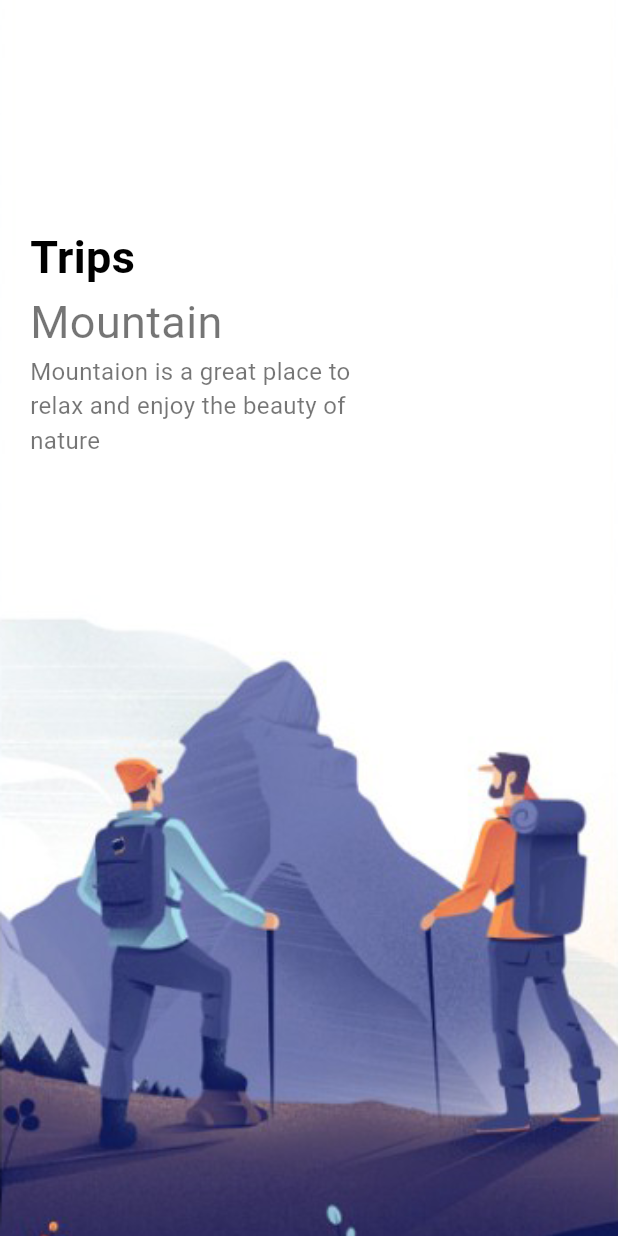
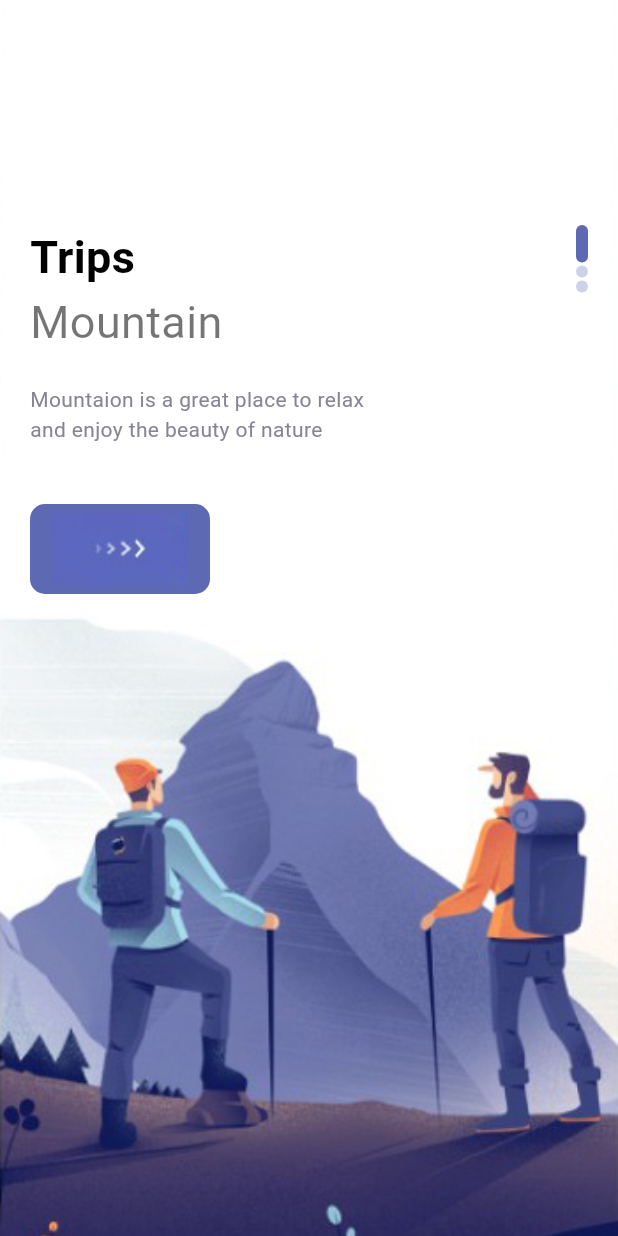
Before and after one commit to Yash-Gupta001/travel_app, a Flutter app: the screen it shows after launch, on a phone screen of 412 x 824 dp. Run offline on Flutter 3.47's test engine with Material 3 defaults, Android fonts, the phone set to English and light mode, and no system bars.

Commit message:
navbar and home ui designed

```diff
--- /dev/null
+++ b/lib/misc/colors.dart
@@ -0,0 +1,11 @@
+import 'package:flutter/cupertino.dart';
+
+class AppColors{
+  static final Color textColor1 = Color(0xFF989acd);
+  static final Color textColor2 = Color(0xFF878593);
+  static final Color bigTextColor = Color(0xFF2e2e31);
+  static final Color mainColor = Color(0xFF5d69b3);
+  static final Color starColor = Color(0xFFe7bb4e);
+  static final Color mainTextColor = Color(0xFFabadad);
+  static final Color buttonBackground = Color(0xFFf1f1f9);
+}
--- a/lib/pages/welcome_page.dart
+++ b/lib/pages/welcome_page.dart
@@ -1,6 +1,8 @@
 import 'package:flutter/material.dart';
+import 'package:travel_app/misc/colors.dart';
 import 'package:travel_app/widgets/app_large_text.dart';
 import 'package:travel_app/widgets/app_text.dart';
+import 'package:travel_app/widgets/responsive_button.dart';
 
 class WelcomePage extends StatefulWidget {
   const WelcomePage({super.key});
@@ -15,6 +17,10 @@ class _WelcomePageState extends State<WelcomePage> {
     'welcome-two.png',
     'welcome-three.png'
     ];
+
+  // List text = [
+  //   ...
+  // ];
   @override
   Widget build(BuildContext context) {
     return Scaffold(
@@ -38,30 +44,51 @@ class _WelcomePageState extends State<WelcomePage> {
               child: Container(
                 margin: const EdgeInsets.only(top: 150, left: 20, right: 20),
                 child: Row(
+                  mainAxisAlignment: MainAxisAlignment.spaceBetween,
                   children: [
                     Column(
                       crossAxisAlignment: CrossAxisAlignment.start,
                       children: [
 
                         AppLargeText(
-                          text: 'Trips',
+                          text: "Trips",
+                          // text[index],
                         ),
 
                         AppText(text: 'Mountain',
                         size: 30,),
+                        SizedBox(height: 20,),
 
                         Container(
                           width: 250,
                           child: AppText(
                             text: 'Mountaion is a great place to relax and enjoy the beauty of nature',
-                            // color: AppColors.,
+                             color: AppColors.textColor2,
+                             size: 14,
                           ),
                         ),
 
+                        SizedBox(height: 40,),
 
+                        ResponsiveButton(
+                          width: 120,
+                        ),
+                      ],
+                    ),
 
+                    Column(
+                      children: List.generate(3, (indexDots){
+                          return Container(
+                            margin: const EdgeInsets.only(bottom: 2),
+                            width: 8,
+                            height: index == indexDots ? 25 : 8,
+                            decoration: BoxDecoration(
+                              color: index == indexDots ? AppColors.mainColor : AppColors.mainColor.withOpacity(0.3),
+                              borderRadius: BorderRadius.circular(8)
+                            ),
+                          );
+                        }),
 
-                      ],
                     )
                   ]
                 ),
--- /dev/null
+++ b/lib/widgets/responsive_button.dart
@@ -0,0 +1,30 @@
+import 'package:flutter/material.dart';
+import 'package:travel_app/misc/colors.dart';
+
+class ResponsiveButton extends StatelessWidget {
+  bool? isResponsive;
+  double? width;
+  ResponsiveButton({Key?  key,
+  this.isResponsive = false,
+  this.width }) : super(key: key);
+
+  @override
+  Widget build(BuildContext context) {
+    return Container(
+      width: width,
+      height: 60,
+      decoration: BoxDecoration(
+        color: AppColors.mainColor,
+        borderRadius: BorderRadius.circular(10),
+      ),
+      child: Row(
+        mainAxisAlignment: MainAxisAlignment.center,
+        children: [
+          Image.asset(
+            "assets/img/button-one.png",
+          )
+        ],
+      ),
+    );
+  }
+}
```
Also changed, not shown: lib/pages/navpages/bar_item_page.dart (added, +14 -0 lines), lib/pages/navpages/home_page.dart (added, +135 -0 lines), lib/pages/navpages/main_page.dart (added, +73 -0 lines), lib/pages/navpages/my_page.dart (added, +14 -0 lines), lib/pages/navpages/search_page.dart (added, +14 -0 lines), 1 other file.
